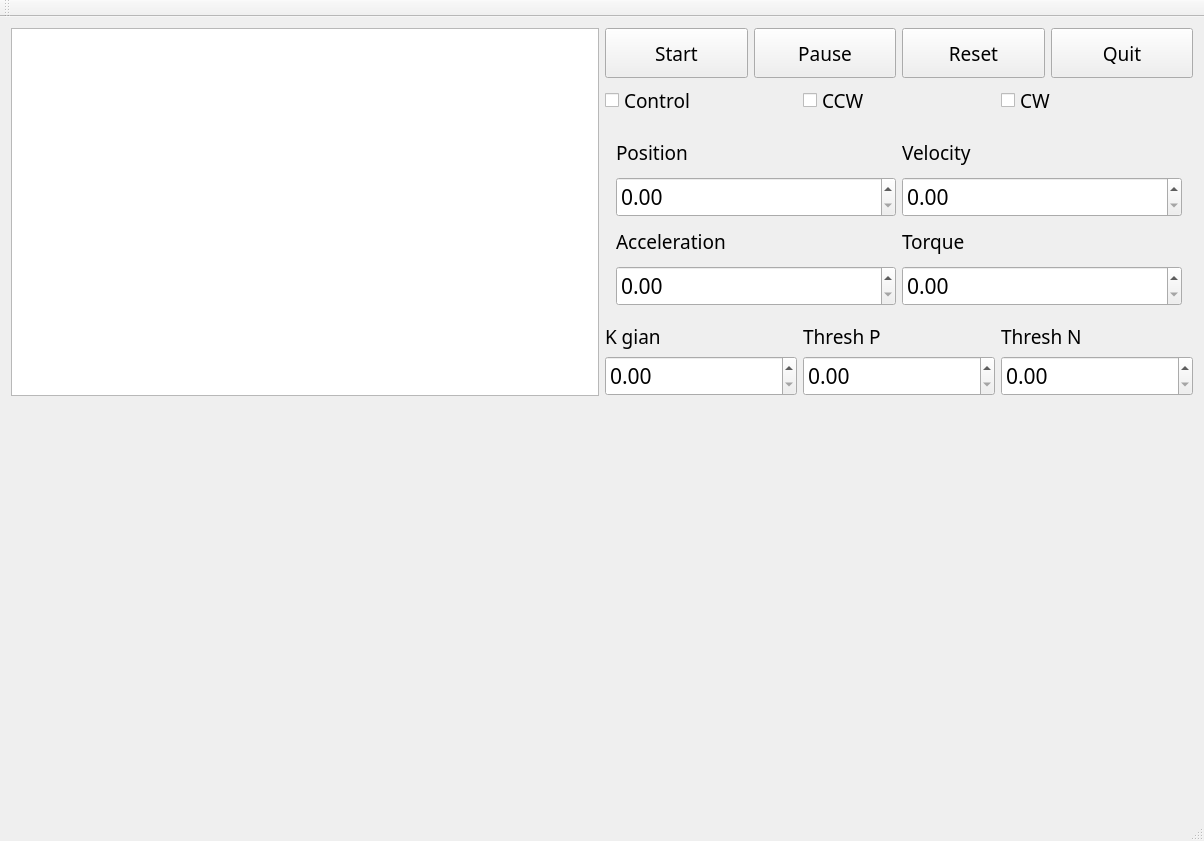
First picture: the form in dob_axis_1.ui, repository hajunsong/dob-1axis, before the edit.
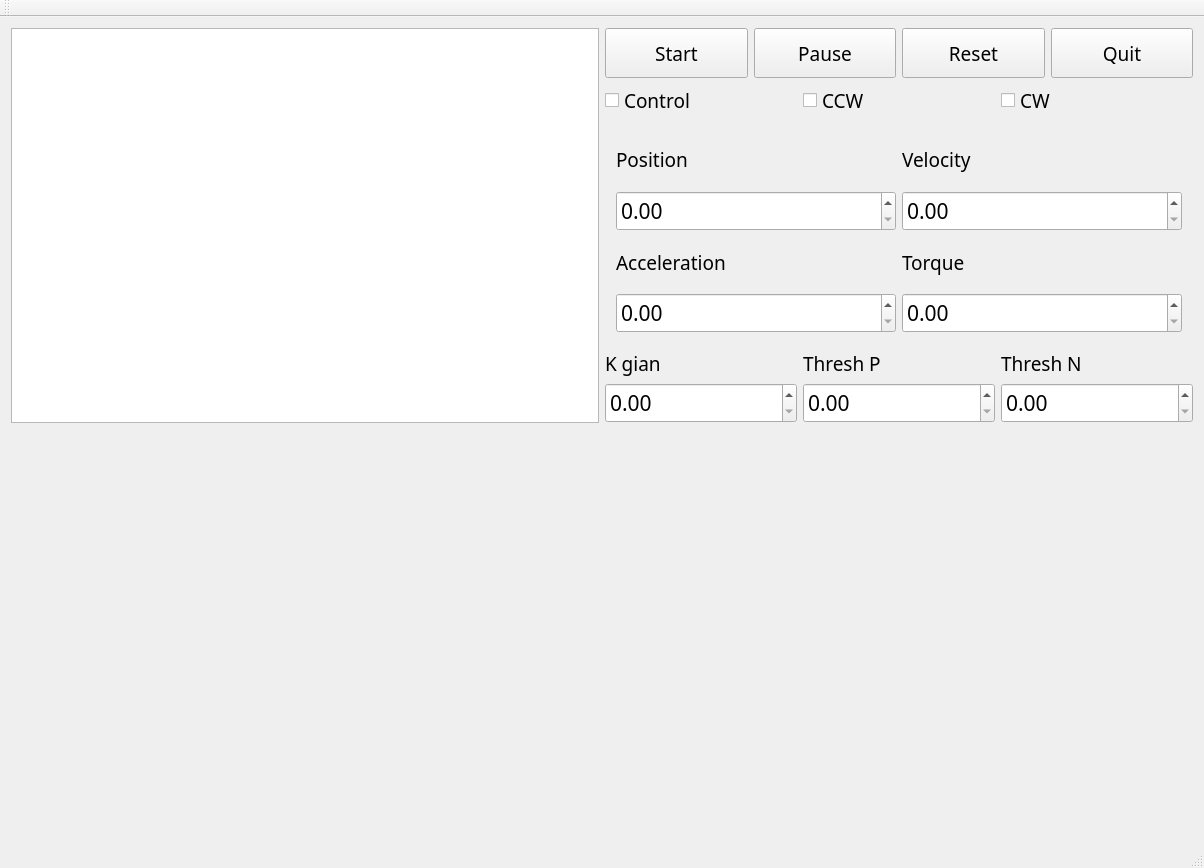
Second picture: the form after the edit. Custom widgets are drawn as their Qt base class.

```diff
--- a/dob_axis_1.ui
+++ b/dob_axis_1.ui
@@ -7,7 +7,7 @@
     <x>0</x>
     <y>0</y>
     <width>1204</width>
-    <height>841</height>
+    <height>868</height>
    </rect>
   </property>
   <property name="windowTitle">
```
Left out of the diff: 2 changed lines with no effect on the pictures.
